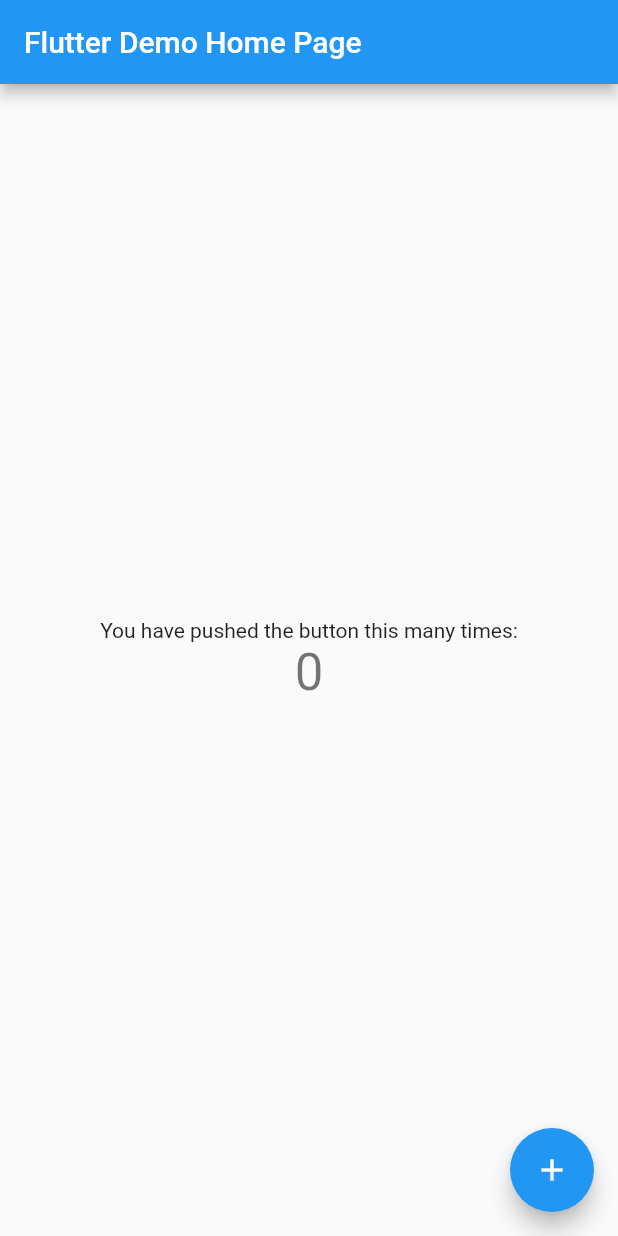
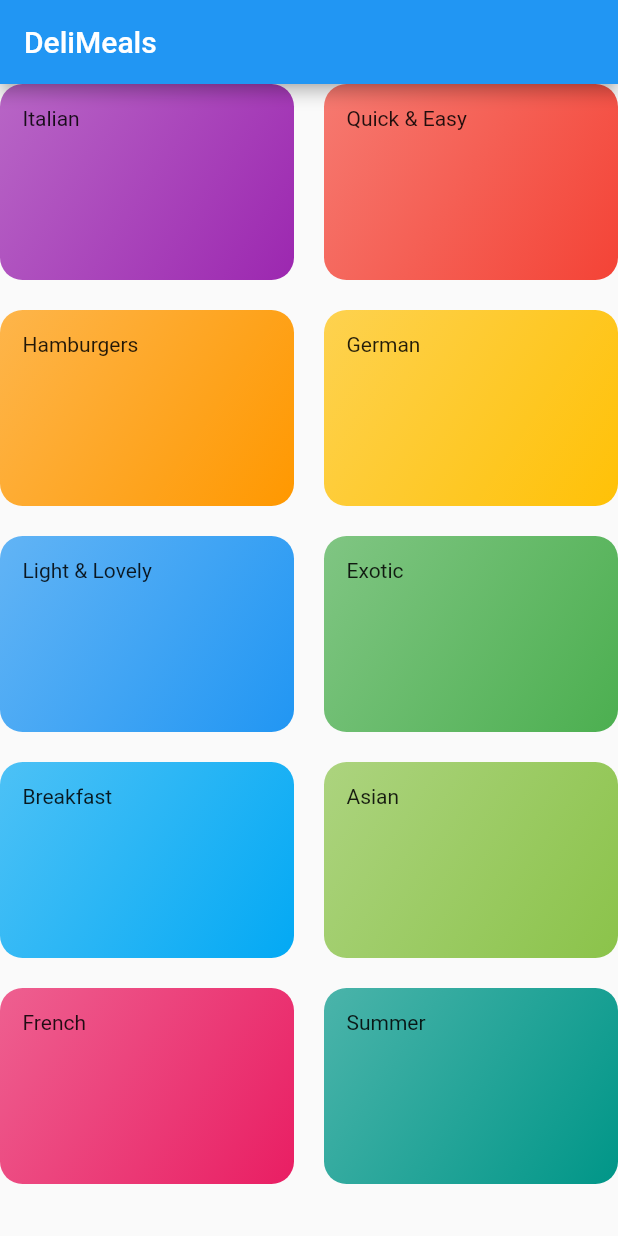
Before and after one commit to soulandbone/foods_app, a Flutter app: the screen it shows after launch, on a phone screen of 412 x 824 dp. Run offline on Flutter 3.47's test engine with Material 2 defaults, Android fonts, the phone set to English and light mode, and no system bars.

Commit message:
GridView, HomeScreen changed for Categories Screen, and data displayed on the screen, Category model created

```diff
--- /dev/null
+++ b/lib/categories_screen.dart
@@ -0,0 +1,24 @@
+import 'package:flutter/material.dart';
+import 'category_item.dart';
+import './dummy_data.dart';
+
+class CategoryScreen extends StatelessWidget {
+  const CategoryScreen({super.key});
+
+  @override
+  Widget build(BuildContext context) {
+    return Scaffold(
+        appBar: AppBar(
+          title: const Text('DeliMeals'),
+        ),
+        body: GridView(
+            children: DUMMY_CATEGORIES
+                .map((e) => CategoryItem(e.title, e.color))
+                .toList(),
+            gridDelegate: const SliverGridDelegateWithMaxCrossAxisExtent(
+                maxCrossAxisExtent: 200,
+                childAspectRatio: 3 / 2,
+                crossAxisSpacing: 20,
+                mainAxisSpacing: 20)));
+  }
+}
--- /dev/null
+++ b/lib/category_item.dart
@@ -0,0 +1,22 @@
+import 'package:flutter/material.dart';
+
+class CategoryItem extends StatelessWidget {
+  final String text;
+  final Color color;
+
+  CategoryItem(this.text, this.color);
+
+  @override
+  Widget build(BuildContext context) {
+    return Container(
+      padding: const EdgeInsets.all(15),
+      child: Text(text),
+      decoration: BoxDecoration(
+          gradient: LinearGradient(
+              colors: [color.withOpacity(0.7), color],
+              begin: Alignment.topLeft,
+              end: Alignment.bottomRight),
+          borderRadius: BorderRadius.circular(15)),
+    );
+  }
+}
--- /dev/null
+++ b/lib/dummy_data.dart
@@ -0,0 +1,57 @@
+// ignore_for_file: unnecessary_const
+
+import 'package:flutter/material.dart';
+import './models/category.dart';
+
+const DUMMY_CATEGORIES = [
+  Category(
+    id: 'c1',
+    title: 'Italian',
+    color: Colors.purple,
+  ),
+  Category(
+    id: 'c2',
+    title: 'Quick & Easy',
+    color: Colors.red,
+  ),
+  Category(
+    id: 'c3',
+    title: 'Hamburgers',
+    color: Colors.orange,
+  ),
+  Category(
+    id: 'c4',
+    title: 'German',
+    color: Colors.amber,
+  ),
+  Category(
+    id: 'c5',
+    title: 'Light & Lovely',
+    color: Colors.blue,
+  ),
+  Category(
+    id: 'c6',
+    title: 'Exotic',
+    color: Colors.green,
+  ),
+  Category(
+    id: 'c7',
+    title: 'Breakfast',
+    color: Colors.lightBlue,
+  ),
+  Category(
+    id: 'c8',
+    title: 'Asian',
+    color: Colors.lightGreen,
+  ),
+  Category(
+    id: 'c9',
+    title: 'French',
+    color: Colors.pink,
+  ),
+  Category(
+    id: 'c10',
+    title: 'Summer',
+    color: Colors.teal,
+  ),
+];
--- a/lib/main.dart
+++ b/lib/main.dart
@@ -1,4 +1,5 @@
 import 'package:flutter/material.dart';
+import './categories_screen.dart';
 
 void main() {
   runApp(const MyApp());
@@ -7,109 +8,14 @@
 class MyApp extends StatelessWidget {
   const MyApp({super.key});
 
-  // This widget is the root of your application.
   @override
   Widget build(BuildContext context) {
     return MaterialApp(
-      title: 'Flutter Demo',
+      title: 'Deli Meals',
       theme: ThemeData(
-        // This is the theme of your application.
-        //
-        // Try running your application with "flutter run". You'll see the
-        // application has a blue toolbar. Then, without quitting the app, try
-        // changing the primarySwatch below to Colors.green and then invoke
-        // "hot reload" (press "r" in the console where you ran "flutter run",
-        // or simply save your changes to "hot reload" in a Flutter IDE).
-        // Notice that the counter didn't reset back to zero; the application
-        // is not restarted.
         primarySwatch: Colors.blue,
       ),
-      home: const MyHomePage(title: 'Flutter Demo Home Page'),
+      home: CategoryScreen(),
     );
   }
 }
-
-class MyHomePage extends StatefulWidget {
-  const MyHomePage({super.key, required this.title});
-
-  // This widget is the home page of your application. It is stateful, meaning
-  // that it has a State object (defined below) that contains fields that affect
-  // how it looks.
-
-  // This class is the configuration for the state. It holds the values (in this
-  // case the title) provided by the parent (in this case the App widget) and
-  // used by the build method of the State. Fields in a Widget subclass are
-  // always marked "final".
-
-  final String title;
-
-  @override
-  State<MyHomePage> createState() => _MyHomePageState();
-}
-
-class _MyHomePageState extends State<MyHomePage> {
-  int _counter = 0;
-
-  void _incrementCounter() {
-    setState(() {
-      // This call to setState tells the Flutter framework that something has
-      // changed in this State, which causes it to rerun the build method below
-      // so that the display can reflect the updated values. If we changed
-      // _counter without calling setState(), then the build method would not be
-      // called again, and so nothing would appear to happen.
-      _counter++;
-    });
-  }
-
-  @override
-  Widget build(BuildContext context) {
-    // This method is rerun every time setState is called, for instance as done
-    // by the _incrementCounter method above.
-    //
-    // The Flutter framework has been optimized to make rerunning build methods
-    // fast, so that you can just rebuild anything that needs updating rather
-    // than having to individually change instances of widgets.
-    return Scaffold(
-      appBar: AppBar(
-        // Here we take the value from the MyHomePage object that was created by
-        // the App.build method, and use it to set our appbar title.
-        title: Text(widget.title),
-      ),
-      body: Center(
-        // Center is a layout widget. It takes a single child and positions it
-        // in the middle of the parent.
-        child: Column(
-          // Column is also a layout widget. It takes a list of children and
-          // arranges them vertically. By default, it sizes itself to fit its
-          // children horizontally, and tries to be as tall as its parent.
-          //
-          // Invoke "debug painting" (press "p" in the console, choose the
-          // "Toggle Debug Paint" action from the Flutter Inspector in Android
-          // Studio, or the "Toggle Debug Paint" command in Visual Studio Code)
-          // to see the wireframe for each widget.
-          //
-          // Column has various properties to control how it sizes itself and
-          // how it positions its children. Here we use mainAxisAlignment to
-          // center the children vertically; the main axis here is the vertical
-          // axis because Columns are vertical (the cross axis would be
-          // horizontal).
-          mainAxisAlignment: MainAxisAlignment.center,
-          children: <Widget>[
-            const Text(
-              'You have pushed the button this many times:',
-            ),
-            Text(
-              '$_counter',
-              style: Theme.of(context).textTheme.headline4,
-            ),
-          ],
-        ),
-      ),
-      floatingActionButton: FloatingActionButton(
-        onPressed: _incrementCounter,
-        tooltip: 'Increment',
-        child: const Icon(Icons.add),
-      ), // This trailing comma makes auto-formatting nicer for build methods.
-    );
-  }
-}
--- /dev/null
+++ b/lib/models/category.dart
@@ -0,0 +1,10 @@
+import 'package:flutter/material.dart';
+
+class Category {
+  final String id;
+  final String title;
+  final Color color;
+
+  const Category(
+      {required this.id, required this.title, this.color = Colors.orange});
+}
```
